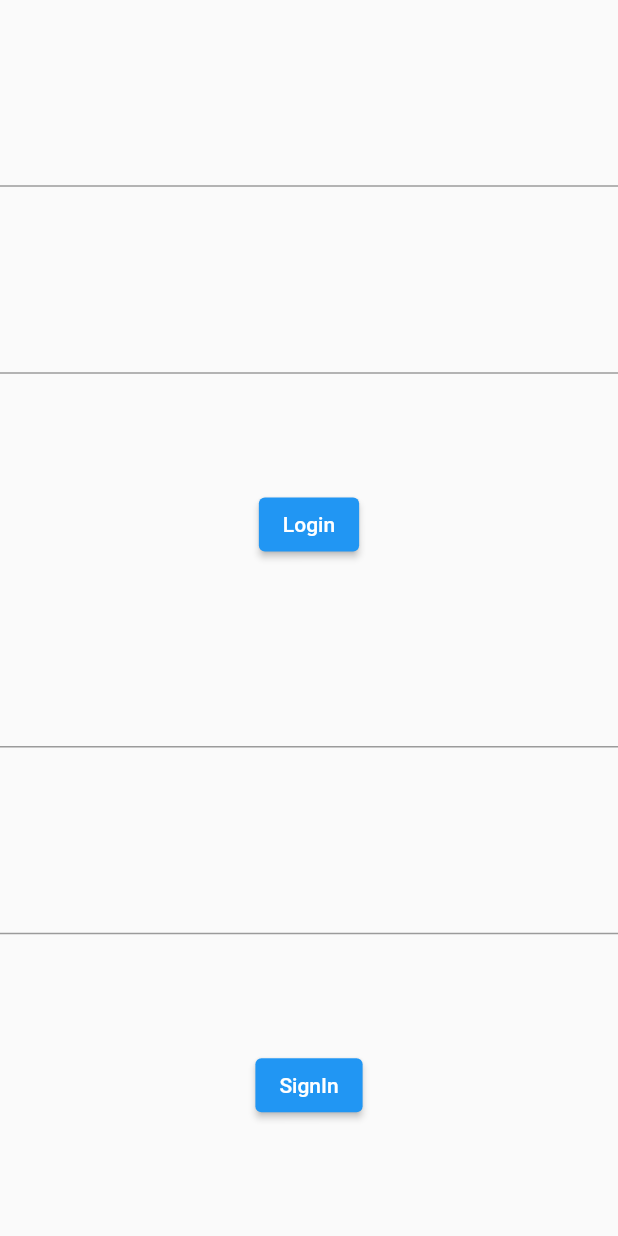
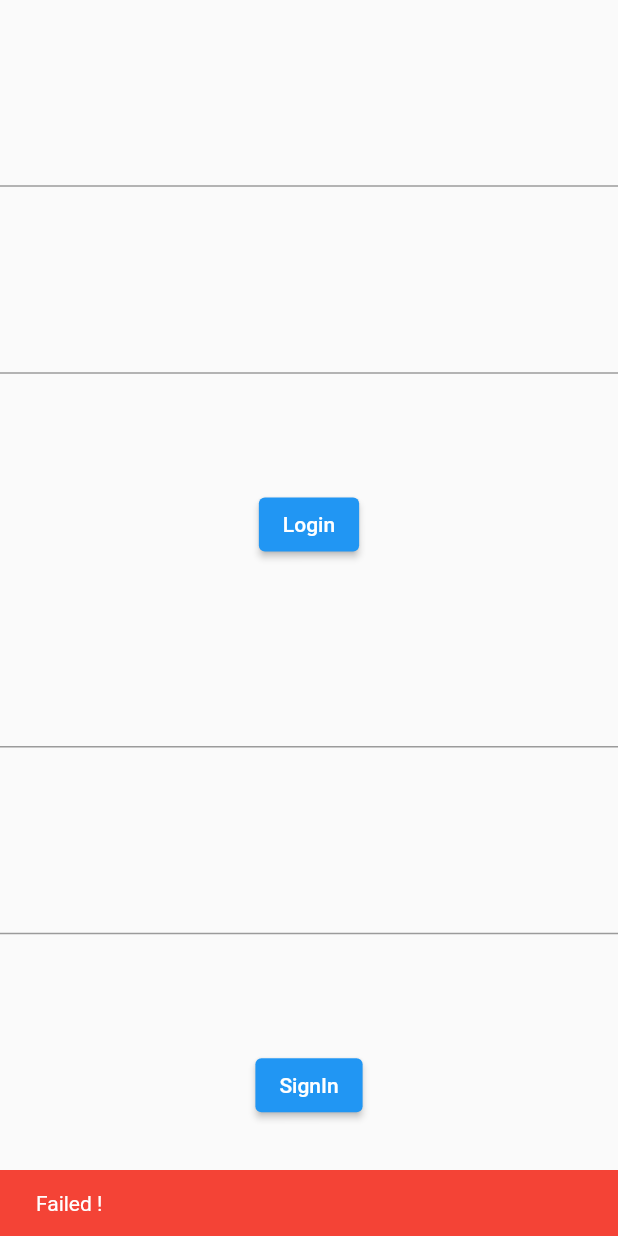
Before and after one commit to theAkHilsarkar18/login_screen, a Flutter app: the screen it shows after launch, after a tap on "Login", on a phone screen of 412 x 824 dp. Run offline on Flutter 3.47's test engine with Material 2 defaults, Android fonts, the phone set to English and light mode, and no system bars; our stand-ins replace shared_preferences.

Commit message:
24-04-2023

```diff
--- a/lib/home/homescreeen.dart
+++ b/lib/home/homescreeen.dart
@@ -16,6 +16,9 @@ class _HomescreenState extends State<Homescreen> {
     TextEditingController txtName = TextEditingController();
     TextEditingController txtPass = TextEditingController();
 
+    TextEditingController name = TextEditingController();
+    TextEditingController pass = TextEditingController();
+
     return SafeArea(
       child: Scaffold(
         body: Column(
@@ -23,14 +26,27 @@ class _HomescreenState extends State<Homescreen> {
           children: [
             TextField(controller: txtName,),
             TextField(controller: txtPass,),
-            ElevatedButton(onPressed: () {
-              addData();
+            ElevatedButton(onPressed: () async {
+              Map m1 = await getData();
+              if(m1['name']==txtName.text && m1['pass']==txtPass.text)
+              {
+                SnackBar snackBar = SnackBar(content: Text("Success"),backgroundColor: Colors.green,);
+                ScaffoldMessenger.of(context).showSnackBar(snackBar);
+              }
+              else
+                {
+                  SnackBar snackBar = SnackBar(content: Text("Failed !"),backgroundColor: Colors.red,);
+                  ScaffoldMessenger.of(context).showSnackBar(snackBar);
+                }
+
             }, child: Text("Login"),),
 
-            TextField(),
-            TextField(),
-            ElevatedButton(onPressed: () {
-
+            TextField(controller: name,),
+            TextField(controller: pass,),
+            ElevatedButton(onPressed: ()  {
+              addData(name.text,pass.text);
+              name.clear();
+              pass.clear();
             }, child: Text("SignIn"),),
           ],
         ),
@@ -40,13 +56,12 @@ class _HomescreenState extends State<Homescreen> {
 }
 
 
-String? name,password;
 
-Future<void> addData()
+Future<void> addData(String name , String pass)
 async {
   SharedPreferences s1 =  await SharedPreferences.getInstance();
-  s1.setString('name', name!);
-  s1.setString('pass', password!);
+  s1.setString('name', name);
+  s1.setString('pass', pass);
 }
 
 Future<Map> getData()
```
